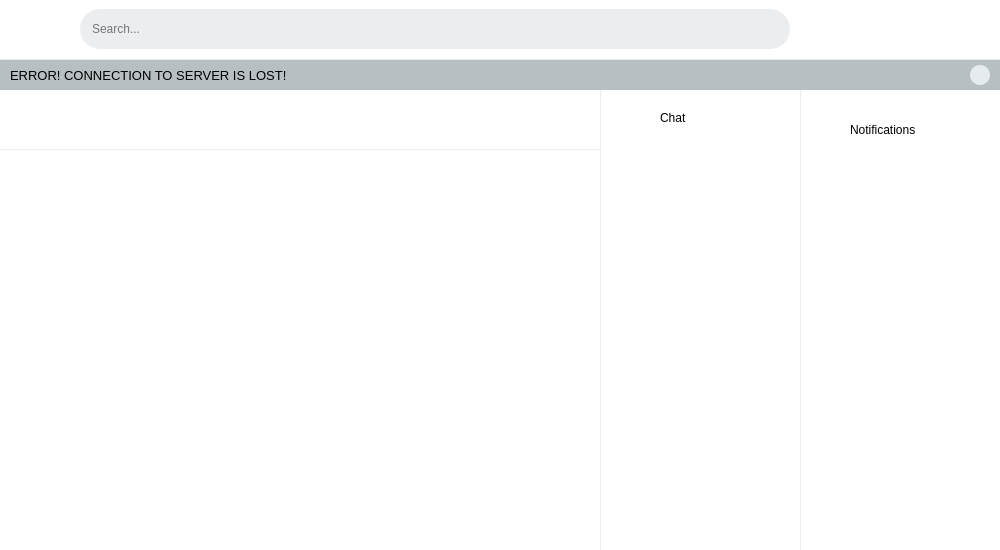
Above: src/main/gui/design/main/x.ui from r0manch1k/twitter-OPD-project before the change. Below: the same form after it.
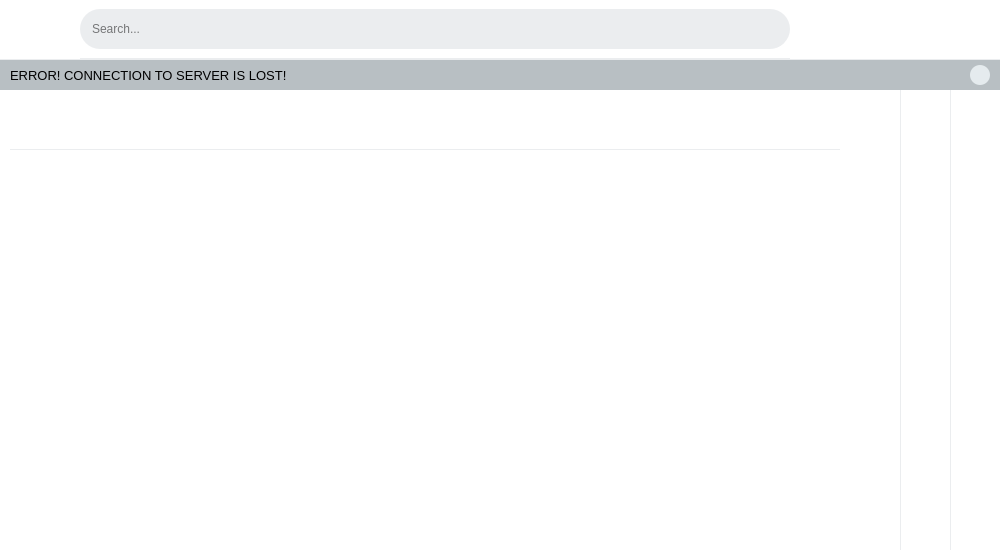
That is the form after the change. The open tabs and pages were chosen to show the change.

Commit message: feat(posts): added hashtag tab

Diff of the .ui file:
```diff
--- a/src/main/gui/design/main/x.ui
+++ b/src/main/gui/design/main/x.ui
@@ -81,6 +81,10 @@
 	background-color: rgb(184,191,195);
 }
 
+QPushButton::menu-indicator {
+	width: 0px;
+}
+
 /* ------ ------- */
 
 QScrollBar:vertical {
@@ -124,7 +128,7 @@
        <property name="spacing">
         <number>0</number>
        </property>
-       <item row="0" column="0" colspan="3">
+       <item row="0" column="0" colspan="4">
         <widget class="QFrame" name="frame_MainBar">
          <property name="minimumSize">
           <size>
@@ -142,6 +146,13 @@
           <string notr="true">QFrame {
 	border: 0;		
 	border-bottom: 1px solid rgb(235, 237, 239);
+} 
+
+QFrame#frame_ButtonHomeFilterPosts {
+	background-color:  rgb(235, 237, 239);
+	border-top-right-radius: 20px;
+	border-bottom-right-radius: 20px;
+	
 }
 
 QPushButton {
@@ -164,9 +175,10 @@
 QLineEdit {
 	height: 40px;
 	color: black;
-	border-radius: 20px;
 	background-color:  rgb(235, 237, 239);
 	padding-left: 10px;
+	border-top-left-radius: 20px;
+	border-bottom-left-radius: 20px;
 }
 
 QLineEdit:hover {
@@ -189,7 +201,20 @@
 QPushButton#button_Notifications:checked, 
 QPushButton#button_Chat:checked  {
 	background-color:  rgb(226,231,233);
-}</string>
+}
+
+QPushButton#button_HomeFilterPosts {
+	width: 30px;
+	height: 30px;
+	border-radius: 10px;
+	background-color:  rgb(235, 237, 239);
+}
+
+QPushButton#button_HomeFilterPosts::hover {
+	background-color:  rgb(226,231,233);
+}
+
+</string>
          </property>
          <property name="frameShape">
           <enum>QFrame::StyledPanel</enum>
@@ -227,6 +252,39 @@
            </widget>
           </item>
           <item>
+           <widget class="QFrame" name="frame_SearchBar">
+            <property name="minimumSize">
+             <size>
+              <width>50</width>
+              <height>0</height>
+             </size>
+            </property>
+            <property name="styleSheet">
+             <string notr="true"/>
+            </property>
+            <property name="frameShape">
+             <enum>QFrame::StyledPanel</enum>
+            </property>
+            <property name="frameShadow">
+             <enum>QFrame::Raised</enum>
+            </property>
+            <layout class="QHBoxLayout" name="layout_SearchBar">
+             <property name="spacing">
+              <number>0</number>
+             </property>
+             <property name="leftMargin">
+              <number>0</number>
+             </property>
+             <property name="topMargin">
+              <number>0</number>
+             </property>
+             <property name="rightMargin">
+              <number>0</number>
+             </property>
+             <property name="bottomMargin">
+              <number>0</number>
+             </property>
+             <item>
            <widget class="QLineEdit" name="line_SearchBar">
             <property name="maximumSize">
              <size>
@@ -240,7 +298,68 @@
            </widget>
           </item>
           <item>
-           <widget class="QPushButton" name="button_CreatePost">
+              <widget class="QFrame" name="frame_ButtonHomeFilterPosts">
+               <property name="minimumSize">
+                <size>
+                 <width>40</width>
+                 <height>40</height>
+                </size>
+               </property>
+               <property name="maximumSize">
+                <size>
+                 <width>50</width>
+                 <height>40</height>
+                </size>
+               </property>
+               <property name="frameShape">
+                <enum>QFrame::StyledPanel</enum>
+               </property>
+               <property name="frameShadow">
+                <enum>QFrame::Raised</enum>
+               </property>
+               <layout class="QGridLayout" name="gridLayout_3">
+                <property name="leftMargin">
+                 <number>5</number>
+                </property>
+                <property name="topMargin">
+                 <number>5</number>
+                </property>
+                <property name="rightMargin">
+                 <number>5</number>
+                </property>
+                <property name="bottomMargin">
+                 <number>5</number>
+                </property>
+                <property name="spacing">
+                 <number>0</number>
+                </property>
+                <item row="0" column="0">
+                 <widget class="QPushButton" name="button_HomeFilterPosts">
+                  <property name="minimumSize">
+                   <size>
+                    <width>20</width>
+                    <height>20</height>
+                   </size>
+                  </property>
+                  <property name="maximumSize">
+                   <size>
+                    <width>20</width>
+                    <height>20</height>
+                   </size>
+                  </property>
+                  <property name="text">
+                   <string/>
+                  </property>
+                 </widget>
+                </item>
+               </layout>
+              </widget>
+             </item>
+            </layout>
+           </widget>
+          </item>
+          <item>
+           <widget class="QPushButton" name="button_Hashtag">
             <property name="styleSheet">
              <string notr="true"/>
             </property>
@@ -251,7 +370,7 @@
              <bool>true</bool>
             </property>
             <attribute name="buttonGroup">
-             <string notr="true">buttonGroup_MainTabs</string>
+             <string notr="true">buttonGroup_MainSideBar</string>
             </attribute>
            </widget>
           </item>
@@ -300,7 +419,7 @@
          </layout>
         </widget>
        </item>
-       <item row="1" column="0" rowspan="2" colspan="3">
+       <item row="1" column="0" colspan="4">
         <widget class="QFrame" name="frame_Error">
          <property name="styleSheet">
           <string notr="true">QFrame {
@@ -373,7 +492,7 @@
          </layout>
         </widget>
        </item>
-       <item row="3" column="0">
+       <item row="2" column="0">
         <widget class="QStackedWidget" name="stacked_Pages">
          <property name="styleSheet">
           <string notr="true">QFrame {
@@ -385,7 +504,7 @@
 }</string>
          </property>
          <property name="currentIndex">
-          <number>2</number>
+          <number>0</number>
          </property>
          <widget class="QWidget" name="page_Home">
           <layout class="QVBoxLayout" name="verticalLayout">
@@ -420,7 +539,7 @@
                <rect>
                 <x>0</x>
                 <y>0</y>
-                <width>600</width>
+                <width>850</width>
                 <height>460</height>
                </rect>
               </property>
@@ -444,7 +563,31 @@
                 <number>0</number>
                </property>
                <item>
-                <widget class="QFrame" name="frame_HomeToolbarPosts">
+                <widget class="QFrame" name="frame_HomePostsContainer">
+                 <property name="frameShape">
+                  <enum>QFrame::StyledPanel</enum>
+                 </property>
+                 <property name="frameShadow">
+                  <enum>QFrame::Raised</enum>
+                 </property>
+                 <layout class="QVBoxLayout" name="layout_PostsContainer">
+                  <property name="spacing">
+                   <number>40</number>
+                  </property>
+                  <property name="leftMargin">
+                   <number>10</number>
+                  </property>
+                  <property name="topMargin">
+                   <number>0</number>
+                  </property>
+                  <property name="rightMargin">
+                   <number>10</number>
+                  </property>
+                  <property name="bottomMargin">
+                   <number>0</number>
+                  </property>
+                  <item>
+                   <widget class="QFrame" name="frame_HomeCreatePost">
                  <property name="minimumSize">
                   <size>
                    <width>0</width>
@@ -504,31 +647,17 @@
                   <property name="bottomMargin">
                    <number>0</number>
                   </property>
-                  <item>
-                   <widget class="QPushButton" name="button_HomeFilterPosts">
-                    <property name="text">
-                     <string/>
-                    </property>
-                   </widget>
-                  </item>
-                  <item>
-                   <spacer name="spacer_HomeFilterPosts">
-                    <property name="orientation">
-                     <enum>Qt::Horizontal</enum>
-                    </property>
-                    <property name="sizeHint" stdset="0">
-                     <size>
-                      <width>613</width>
-                      <height>12</height>
-                     </size>
-                    </property>
-                   </spacer>
-                  </item>
                  </layout>
                 </widget>
                </item>
                <item>
                 <widget class="QFrame" name="frame_HomePosts">
+                    <property name="minimumSize">
+                     <size>
+                      <width>0</width>
+                      <height>0</height>
+                     </size>
+                    </property>
                  <property name="frameShape">
                   <enum>QFrame::StyledPanel</enum>
                  </property>
@@ -540,17 +669,20 @@
                    <number>20</number>
                   </property>
                   <property name="leftMargin">
-                   <number>150</number>
+                      <number>90</number>
                   </property>
                   <property name="topMargin">
-                   <number>20</number>
+                      <number>0</number>
                   </property>
                   <property name="rightMargin">
-                   <number>150</number>
+                      <number>90</number>
                   </property>
                   <property name="bottomMargin">
-                   <number>10</number>
-                  </property>
+                      <number>20</number>
+                     </property>
+                    </layout>
+                   </widget>
+                  </item>
                  </layout>
                 </widget>
                </item>
@@ -573,7 +705,6 @@
            </item>
           </layout>
          </widget>
-         <widget class="QWidget" name="page_CreatePost"/>
          <widget class="QWidget" name="page_Account">
           <property name="styleSheet">
            <string notr="true"/>
@@ -607,7 +738,7 @@
                <rect>
                 <x>0</x>
                 <y>0</y>
-                <width>600</width>
+                <width>850</width>
                 <height>1068</height>
                </rect>
               </property>
@@ -790,7 +921,7 @@
                      <item>
                       <widget class="QPushButton" name="button_AccountTabsFriend">
                        <property name="text">
-                        <string>Friends</string>
+                        <string>Follows</string>
                        </property>
                        <property name="checkable">
                         <bool>true</bool>
@@ -941,6 +1072,22 @@
 	border-radius: 20px;
 }
 
+QPushButton#button_AccountEdit,
+QPushButton#button_AccountExit,
+QPushButton#button_AccountExitYes,
+QPushButton#button_AccountExitNo {
+	background-color: white;
+}
+
+QPushButton#button_AccountEdit::hover {
+	background-color: rgb(235, 237, 239);
+}
+
+QPushButton#button_AccountEdit::pressed {
+	background-color: rgb(184,191,195);
+}
+
+
 QPushButton#button_AccountExit:pressed {
 	background-color: rgb(240,0,0);
 }
@@ -948,7 +1095,6 @@
 QPushButton#button_AccountExitYes {
 	border-top-right-radius: 0;
 	border-bottom-right-radius: 0;
-	background-color: rgb(229,235,238);
 }
 
 QPushButton#button_AccountExitYes:pressed {
@@ -958,7 +1104,6 @@
 QPushButton#button_AccountExitNo {
 	border-top-left-radius: 0;
 	border-bottom-left-radius: 0;
-	background-color: rgb(229,235,238);
 }
 
 QPushButton#button_AccountExitNo:pressed {
@@ -1514,7 +1659,7 @@
                   <rect>
                    <x>0</x>
                    <y>0</y>
-                   <width>580</width>
+                   <width>830</width>
                    <height>651</height>
                   </rect>
                  </property>
@@ -2687,17 +2832,17 @@
          </widget>
         </widget>
        </item>
-       <item row="3" column="2">
-        <widget class="QFrame" name="frame_SideBarNotifications">
+       <item row="2" column="1">
+        <widget class="QFrame" name="frame_SideBarHashtag">
          <property name="minimumSize">
           <size>
-           <width>200</width>
+           <width>50</width>
            <height>0</height>
           </size>
          </property>
          <property name="maximumSize">
           <size>
-           <width>200</width>
+           <width>16777215</width>
            <height>16777215</height>
           </size>
          </property>
@@ -2710,7 +2855,7 @@
          <property name="frameShadow">
           <enum>QFrame::Raised</enum>
          </property>
-         <widget class="QLabel" name="label_2">
+         <widget class="QLabel" name="label_5">
           <property name="geometry">
            <rect>
             <x>50</x>
@@ -2725,17 +2870,17 @@
          </widget>
         </widget>
        </item>
-       <item row="3" column="1">
+       <item row="2" column="2">
         <widget class="QFrame" name="frame_SideBarChat">
          <property name="minimumSize">
           <size>
-           <width>200</width>
+           <width>50</width>
            <height>0</height>
           </size>
          </property>
          <property name="maximumSize">
           <size>
-           <width>200</width>
+           <width>16777215</width>
            <height>16777215</height>
           </size>
          </property>
@@ -2763,6 +2908,44 @@
          </widget>
         </widget>
        </item>
+       <item row="2" column="3">
+        <widget class="QFrame" name="frame_SideBarNotifications">
+         <property name="minimumSize">
+          <size>
+           <width>50</width>
+           <height>0</height>
+          </size>
+         </property>
+         <property name="maximumSize">
+          <size>
+           <width>16777215</width>
+           <height>16777215</height>
+          </size>
+         </property>
+         <property name="styleSheet">
+          <string notr="true"/>
+         </property>
+         <property name="frameShape">
+          <enum>QFrame::StyledPanel</enum>
+         </property>
+         <property name="frameShadow">
+          <enum>QFrame::Raised</enum>
+         </property>
+         <widget class="QLabel" name="label_2">
+          <property name="geometry">
+           <rect>
+            <x>50</x>
+            <y>30</y>
+            <width>121</width>
+            <height>20</height>
+           </rect>
+          </property>
+          <property name="text">
+           <string>Notifications</string>
+          </property>
+         </widget>
+        </widget>
+       </item>
       </layout>
      </widget>
     </item>
```
Left out of the diff: 52 changed lines with no effect on the pictures. Lines whose indentation alone changed are shown as unchanged. The commit also changes 15 other files.
